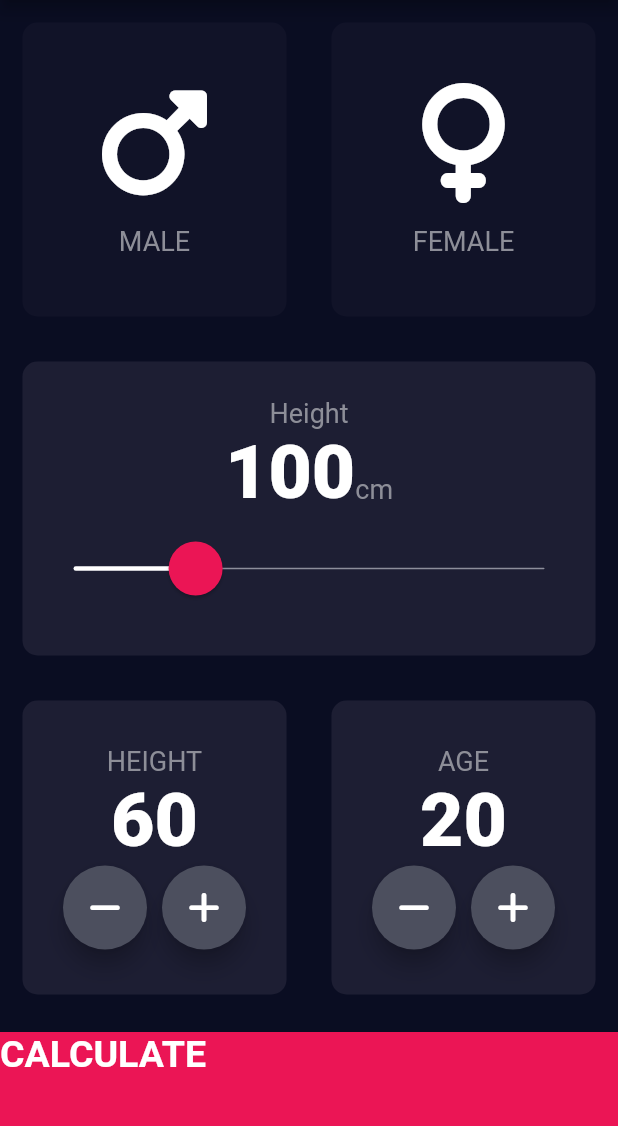
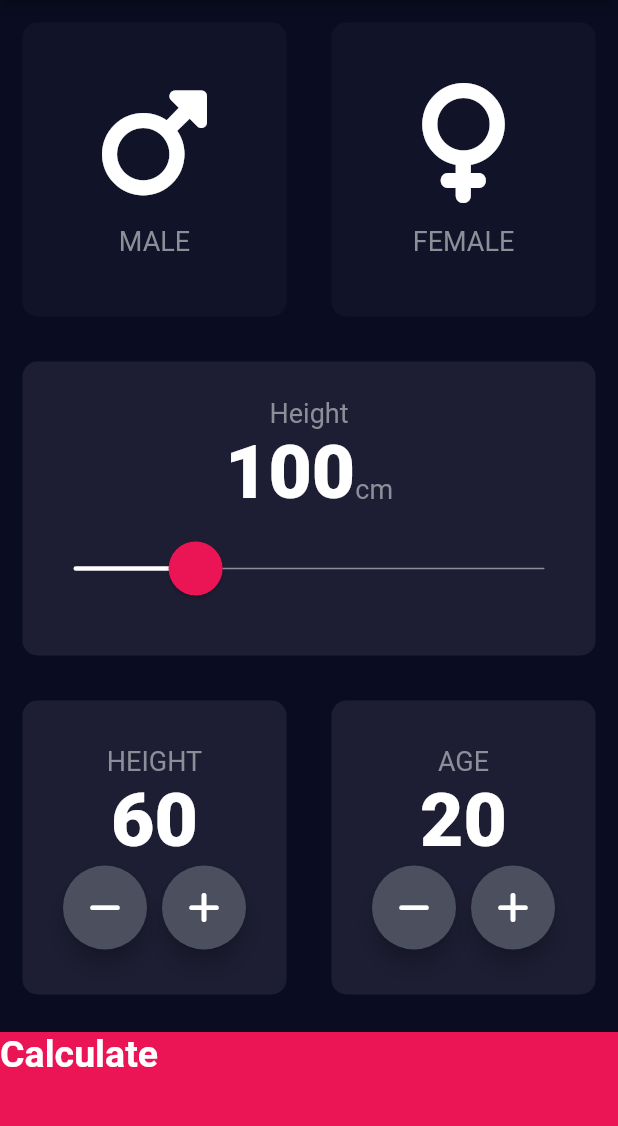
Before and after one commit to HeratUni-CS/bmi-calculator-momenzadh, a Flutter app: the screen it shows after launch, on a phone screen of 412 x 824 dp, the part 84-1210 px from its top. Run offline on Flutter 3.47's test engine with Material 2 defaults, Android fonts, the phone set to English and light mode, and no system bars; our stand-ins replace font_awesome_flutter.

Commit message:
Commit For BMICALCULATOR Project in this

```diff
--- a/lib/bmi_app_calculator/constant.dart
+++ /dev/null
@@ -1 +0,0 @@
-// TODO Implement this library.
--- /dev/null
+++ b/lib/bottom_button.dart
@@ -0,0 +1,24 @@
+import 'package:flutter/material.dart';
+import 'constant.dart';
+class BottomButton extends StatelessWidget {
+  final String? title;
+  final VoidCallback? onTap;
+  BottomButton({@required this.title,@required this.onTap});
+
+  @override
+  Widget build(BuildContext context) {
+    return GestureDetector(
+      onTap: onTap,
+      child: Container(
+        child: Text(
+          title!,
+          style: KLargeBottomTextStyle,
+        ),
+        color: KBottomContainerColor,
+        margin: EdgeInsets.only(top: 10),
+        width: double.infinity,
+        height: KBottomContainerHeight,
+      ),
+    );
+  }
+}
--- a/lib/input_page.dart
+++ b/lib/input_page.dart
@@ -1,12 +1,13 @@
 
 
+import 'package:bmi_app_calculator/bottom_button.dart';
 import 'package:bmi_app_calculator/constant.dart';
 import 'package:bmi_app_calculator/icon_content.dart';
 import 'package:bmi_app_calculator/reusable_card.dart';
 import 'package:bmi_app_calculator/result_page.dart';
 import 'package:font_awesome_flutter/font_awesome_flutter.dart';
 import 'package:flutter/material.dart';
-
+import 'round_icon_button.dart';
 enum Gender{male,female}
 
 
@@ -168,44 +169,11 @@ class _InputPageState extends State<InputPage> {
                 ),
               ],
             ),),
-            GestureDetector(
-              onTap: (){
-                Navigator.push(context, MaterialPageRoute(builder: (context) => ResultPage()),);
-              },
-              child: Container(
-                color: KBottomContainerColor,
-                margin: EdgeInsets.only(top: 10),
-                width: double.infinity,
-                height: KBottomContainerHeight,
-                child: Text(
-                    'CALCULATE',
-                  style: KLargeBottomTextStyle,
-                ),
-              ),
-            ) ,
+            BottomButton(title: 'Calculate',onTap: (){
+              Navigator.push(context, MaterialPageRoute(builder: (context) => ResultPage(),),);
+            },) ,
           ],
     ),
     );
   }
 }
-class RoundIconBotton extends StatelessWidget {
-  final IconData? icon;
-  final VoidCallback? onPress;
-
-  RoundIconBotton({required this.icon,required this.onPress});
-
-  @override
-  Widget build(BuildContext context) {
-    return RawMaterialButton(
-      child: Icon(icon),
-      constraints : BoxConstraints.tightFor(
-        width:56.0 ,
-        height: 56.0,
-      ),
-      elevation: 6,
-      fillColor: Color(0xFF4C4F5E),
-      shape: CircleBorder(),
-      onPressed: onPress,
-    );
-  }
-}
--- /dev/null
+++ b/lib/round_icon_button.dart
@@ -0,0 +1,23 @@
+import 'package:flutter/material.dart';
+
+class RoundIconBotton extends StatelessWidget {
+  final IconData? icon;
+  final VoidCallback? onPress;
+
+  RoundIconBotton({required this.icon,required this.onPress});
+
+  @override
+  Widget build(BuildContext context) {
+    return RawMaterialButton(
+      child: Icon(icon),
+      constraints : BoxConstraints.tightFor(
+        width:56.0 ,
+        height: 56.0,
+      ),
+      elevation: 6,
+      fillColor: Color(0xFF4C4F5E),
+      shape: CircleBorder(),
+      onPressed: onPress,
+    );
+  }
+}
```
Also changed, not shown: lib/constant.dart (+7 -0 lines), lib/result_page.dart (+8 -2 lines).
